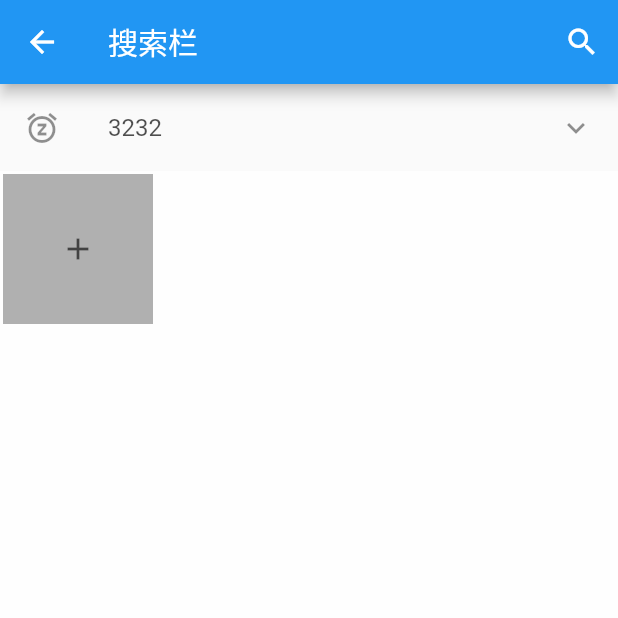
After one commit to wanliyunyan/flutter_portal, a Flutter app: the OneThree screen opened directly, after a tap on the "add" icon, on a phone screen of 412 x 824 dp, the top half of it. The commit adds this screen. Run offline on Flutter 3.47's test engine with Material 2 defaults, Android fonts, the phone set to English and light mode, and no system bars; our stand-ins replace dio.

Commit message:
no message

```diff
--- /dev/null
+++ b/lib/assert.dart
@@ -0,0 +1,8 @@
+const searchList = [
+  "jiejie-长腿",
+  "jiejie-细腰"
+];
+const recentSuggest = [
+  "1111",
+  "2222"
+];
--- a/lib/router/bottomNav/nav.dart
+++ b/lib/router/bottomNav/nav.dart
@@ -6,6 +6,7 @@ import 'package:flutter_portal/router/pageFour/index.dart';
 
 List<Widget> pages = new List();
 //initState是初始化函数，在绘制底部导航控件的时候就把这3个页面添加到list里面用于下面跟随标签导航进行切换显示
+
 void initState() {
   pages
     ..add(OneWidget())
@@ -24,7 +25,6 @@ class BottomNavigationWidget extends StatefulWidget {
 
 class BottomNavigationWidgetState extends State<BottomNavigationWidget> {
   int _currentIndex = 0;
-
   @override
   Widget build(BuildContext context) {
     /*
--- /dev/null
+++ b/lib/router/pageOne/index3.dart
@@ -0,0 +1,44 @@
+import 'package:flutter/material.dart';
+import 'index4.dart';
+
+class OneThree extends StatefulWidget {
+  @override
+  _OneThreeState createState() => _OneThreeState();
+}
+
+class _OneThreeState extends State<OneThree> with SingleTickerProviderStateMixin{
+  TabController _controller;
+  @override
+  void initState(){
+    super.initState();
+    _controller = TabController(length:3,vsync: this);
+  }
+  @override
+  void dispose(){
+    _controller.dispose();
+    super.dispose();
+  }
+
+  @override
+  Widget build(BuildContext context) {
+    return Scaffold(
+      appBar:AppBar(
+        title: Text("3232"),
+        bottom: TabBar(
+          controller:_controller,
+          tabs: <Widget>[
+            Tab(icon: Icon(Icons.ac_unit)),Tab(icon: Icon(Icons.ac_unit)),Tab(icon: Icon(Icons.ac_unit))
+          ],
+        ),
+      ),
+      body: TabBarView(
+        controller:_controller,
+        children: <Widget>[
+          OneFour(),
+          OneFour(),
+          OneFour(),
+        ],
+      ),
+    );
+  }
+}
--- /dev/null
+++ b/lib/router/pageOne/index4.dart
@@ -0,0 +1,79 @@
+import 'package:flutter/material.dart';
+import 'index5.dart';
+class OneFour extends StatefulWidget {
+  @override
+  _OneFourState createState() => _OneFourState();
+}
+
+class _OneFourState extends State<OneFour> with AutomaticKeepAliveClientMixin{
+  int _current = 0;
+  @override
+  bool get wantKeepAlive =>true;
+
+  void incrementCounter(){
+    setState((){
+      _current++;
+    });
+  }
+  @override
+  Widget build(BuildContext context) {
+    return Scaffold(
+      body:Column(
+        mainAxisAlignment: MainAxisAlignment.end,
+        children: <Widget>[
+          Container(
+            child: ClipPath(
+              child: Container(
+                height:200.0,
+                color: Colors.lightBlue,
+              ),
+              clipper:BottomClipper(),
+            ),
+          ),
+          Text("点一下加一"),
+          Text("$_current",style: TextStyle(fontSize: 64.0),),
+          MaterialButton(
+            child: Icon(Icons.add),
+            onPressed: (){
+               Navigator.of(context).push(
+                 MaterialPageRoute(
+                   builder: (BuildContext context){
+                     return OneFive();
+                   }
+                 )
+               );
+            },
+          )
+        ],
+      ),
+    floatingActionButton: FloatingActionButton(
+      onPressed: incrementCounter,
+      tooltip:"45",
+      child: Icon(Icons.add),
+    ),
+    );
+  }
+}
+class BottomClipper extends CustomClipper<Path>{
+  @override
+  Path getClip(Size size){
+    var path = Path();
+    path.lineTo(0,0);
+    path.lineTo(0,size.height-50.0);
+    var firstControlPointer = Offset(size.width/4,size.height);
+    var firstEndPointer = Offset(size.width/2,size.height-50.0);
+    path.quadraticBezierTo(firstControlPointer.dx,firstControlPointer.dy,firstEndPointer.dx,firstEndPointer.dy);
+    var secondControlPointer = Offset(size.width/4*3,size.height-100.0);
+    var secondEndPointer = Offset(size.width,size.height-50.0);
+    path.quadraticBezierTo(secondControlPointer.dx,secondControlPointer.dy,secondEndPointer.dx,secondEndPointer.dy);
+    path.lineTo(size.width,size.height-50.0);
+    path.lineTo(size.width,0);
+    return path;
+  }
+
+  @override
+  bool shouldReclip(CustomClipper<Path> oldClipper){
+    return false;
+  }
+
+}
--- /dev/null
+++ b/lib/router/pageOne/index5.dart
@@ -0,0 +1,155 @@
+import 'package:flutter/material.dart';
+import 'package:flutter/rendering.dart';
+import 'package:flutter_portal/assert.dart';
+
+class OneFive extends StatefulWidget {
+  @override
+  _OneFiveState createState() => _OneFiveState();
+}
+
+class _OneFiveState extends State<OneFive> {
+  List<Widget> list;
+  @override
+  void initState(){
+    super.initState();
+    list = List<Widget>()..add(buildAddImage());
+  }
+  Widget buildAddImage(){
+    return GestureDetector(
+      onTap: (){
+        setState((){
+          if(list.length<9){
+            list.insert(list.length-1,buildPhoto());
+          }
+        });
+      },
+      child: Padding(
+        padding:const EdgeInsets.all(2.0),
+        child: Container(
+          width:100.0,
+          height:100.0,
+          color:Colors.grey,
+          child: Icon(Icons.add),
+        ),
+      )
+    );
+
+  }
+  Widget buildPhoto(){
+    return Padding(
+      padding:const EdgeInsets.all(2.0),
+      child: Container(
+         width:100.0,
+          height:100.0,
+          color:Colors.yellow,
+          child: Text("图片")
+      ),
+    );
+  }
+  @override
+  Widget build(BuildContext context) {
+    final width = MediaQuery.of(context).size.width;
+    final height = MediaQuery.of(context).size.height;
+    return Scaffold(
+      appBar:AppBar(
+        title: Text("搜索栏"),
+        actions: <Widget>[
+          IconButton(
+            icon:Icon(Icons.search),
+            onPressed: ()=>{
+                showSearch(context: context,delegate: searchBarDelegate())
+            },
+          )
+        ],
+      ),
+      body: Opacity(
+          opacity: 0.8,
+          child:Column(
+            children: <Widget>[
+                Center(
+                 child:(
+                  ExpansionTile(
+                      title: Text("3232"),
+                      leading: Icon(Icons.snooze),
+                      backgroundColor: Colors.white12,
+                      children: <Widget>[
+                        ListTile(
+                          title: Text("3423"),
+                          subtitle: Text("42342"),
+                        )
+                      ],
+                  )
+                 )
+                ),
+                Center(
+                  child: Container(
+                    width: width,
+                    height: height/2,
+                    color: Colors.white,
+                    child: Wrap(
+                      children: list,
+                      spacing: 4.0,
+                    ),
+                  ),
+              ),
+            ],
+          )
+      )
+    );
+  }
+}
+
+class searchBarDelegate extends SearchDelegate{
+  @override
+  List<Widget> buildActions(BuildContext context){
+    return [
+      IconButton(
+        icon: Icon(Icons.clear),
+        onPressed: ()=>query="",
+      )
+    ];
+  }
+  @override
+  Widget buildLeading(BuildContext context){
+    return IconButton(
+      icon:AnimatedIcon(
+        icon: AnimatedIcons.arrow_menu,
+        progress: transitionAnimation,
+      ),
+      onPressed: ()=>close(context,null)
+    );
+  }
+  @override
+  Widget buildResults(BuildContext context){
+    return Container(
+      height:200.0,
+      width:200.0,
+      color:Colors.red,
+      child: Center(
+        child:Text(query)
+      ),
+    );
+  }
+  @override
+  Widget buildSuggestions(BuildContext context){
+    final suggestList = query.isEmpty?
+    recentSuggest:searchList.where((input)=>input.startsWith(query)).toList();
+    return ListView.builder(
+      itemCount: suggestList.length,
+      itemBuilder: (context,index)=>ListTile(
+        title: RichText(
+          text: TextSpan(
+            text: suggestList[index].substring(0,query.length),
+            style: TextStyle(color:Colors.red,fontWeight: FontWeight.bold),
+            children: [
+              TextSpan(
+                text:  suggestList[index].substring(query.length),
+                 style: TextStyle(color:Colors.grey),
+              )
+            ]
+          ),
+        ),
+      ),
+    );
+  }
+}
```
Also changed, not shown: lib/router/pageOne/customRouter.dart (added, +30 -0 lines), lib/router/pageOne/draggable_widget.dart (added, +43 -0 lines), lib/router/pageOne/index.dart (+26 -7 lines), lib/router/pageOne/index2.dart (added, +36 -0 lines), pubspec.lock, 1 other file.
